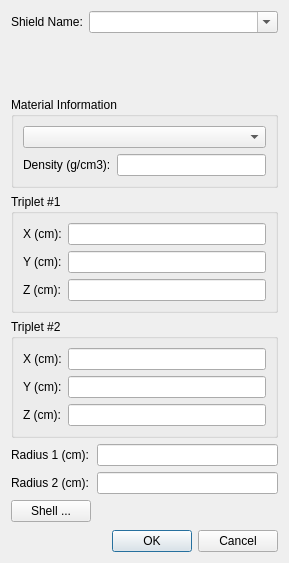
Old version of the form src/ZapMeNotQt/ui/GenericShieldDialog.ui in the repository AlanFord/ZapMeNotQt.
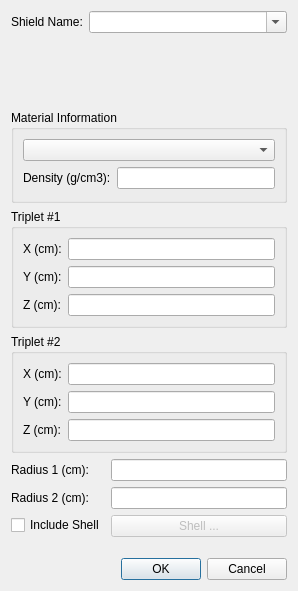
New version of the form.

Commit message: add checkbox to determine if shell button is active

Patch:
```diff
--- a/src/ZapMeNotQt/ui/GenericShieldDialog.ui
+++ b/src/ZapMeNotQt/ui/GenericShieldDialog.ui
@@ -6,8 +6,8 @@
    <rect>
     <x>0</x>
     <y>0</y>
-    <width>289</width>
-    <height>563</height>
+    <width>298</width>
+    <height>591</height>
    </rect>
   </property>
   <property name="windowTitle">
@@ -162,7 +162,17 @@
       <widget class="QLineEdit" name="radius2"/>
      </item>
      <item row="2" column="0">
+      <widget class="QCheckBox" name="shellCheckBox">
+       <property name="text">
+        <string>Include Shell</string>
+       </property>
+      </widget>
+     </item>
+     <item row="2" column="1">
       <widget class="QPushButton" name="shellButton">
+       <property name="enabled">
+        <bool>false</bool>
+       </property>
        <property name="text">
         <string>Shell ...</string>
        </property>
```
The commit also changes 13 other files.
